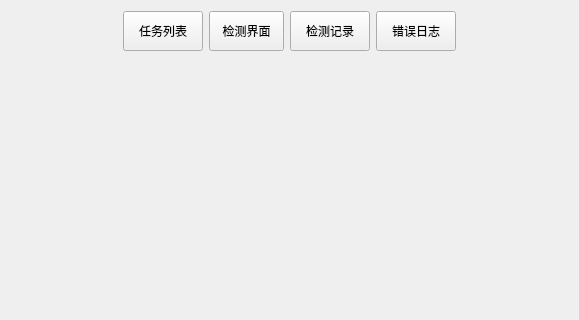
Zdh-501/OCRQt, file ui/layout/UI_MainPage.ui: the form before one commit; both pictures show x 335 to 914 and y 0 to 320 of the 1248 by 868 pixel window.
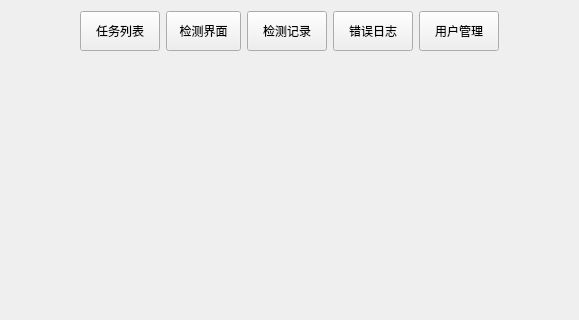
The form after the commit.

Patch:
```diff
--- a/ui/layout/UI_MainPage.ui
+++ b/ui/layout/UI_MainPage.ui
@@ -93,6 +93,19 @@
        </property>
       </widget>
      </item>
+     <item>
+      <widget class="QPushButton" name="pushButton_5">
+       <property name="minimumSize">
+        <size>
+         <width>50</width>
+         <height>40</height>
+        </size>
+       </property>
+       <property name="text">
+        <string>用户管理</string>
+       </property>
+      </widget>
+     </item>
      <item>
       <spacer name="horizontalSpacer_2">
        <property name="orientation">
```
